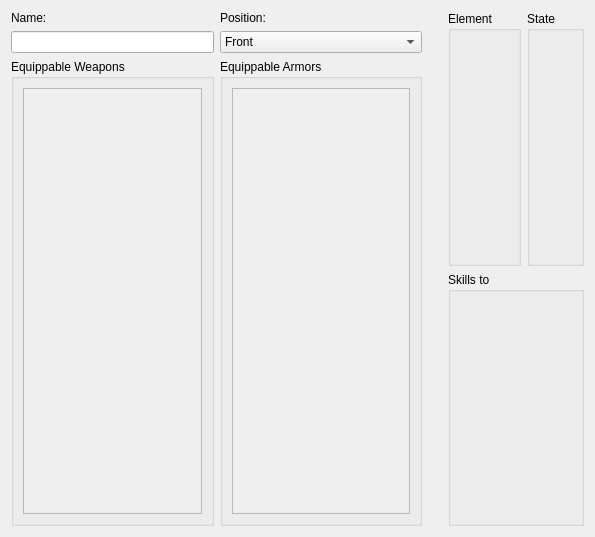
jowin202/YaRXP, file editors/classes/editclasses.ui: the form before one commit.
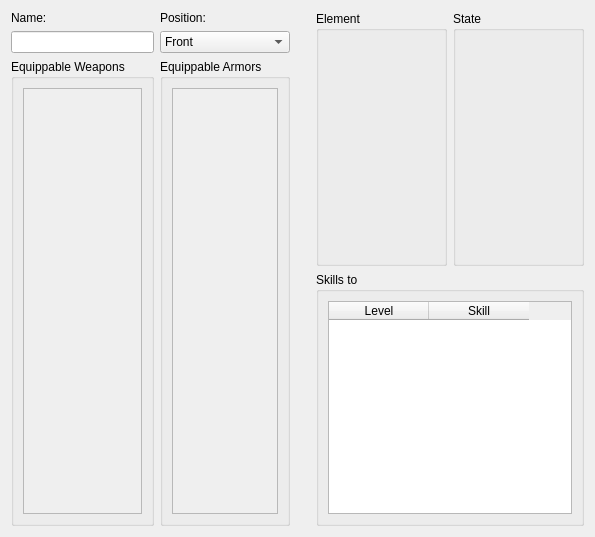
The form after the commit.

Diff of the .ui file:
```diff
--- a/editors/classes/editclasses.ui
+++ b/editors/classes/editclasses.ui
@@ -32,7 +32,7 @@
             <rect>
              <x>0</x>
              <y>0</y>
-             <width>188</width>
+             <width>116</width>
              <height>415</height>
             </rect>
            </property>
@@ -61,6 +61,21 @@
          <property name="title">
           <string>State</string>
          </property>
+         <layout class="QGridLayout" name="gridLayout_9">
+          <item row="0" column="0">
+           <spacer name="verticalSpacer_2">
+            <property name="orientation">
+             <enum>Qt::Vertical</enum>
+            </property>
+            <property name="sizeHint" stdset="0">
+             <size>
+              <width>20</width>
+              <height>213</height>
+             </size>
+            </property>
+           </spacer>
+          </item>
+         </layout>
         </widget>
        </item>
        <item row="1" column="0" colspan="2">
@@ -68,6 +83,22 @@
          <property name="title">
           <string>Skills to</string>
          </property>
+         <layout class="QGridLayout" name="gridLayout_8">
+          <item row="0" column="0">
+           <widget class="QTableWidget" name="table_skills">
+            <column>
+             <property name="text">
+              <string>Level</string>
+             </property>
+            </column>
+            <column>
+             <property name="text">
+              <string>Skill</string>
+             </property>
+            </column>
+           </widget>
+          </item>
+         </layout>
         </widget>
        </item>
       </layout>
@@ -88,7 +119,7 @@
             <rect>
              <x>0</x>
              <y>0</y>
-             <width>188</width>
+             <width>127</width>
              <height>415</height>
             </rect>
            </property>
```
